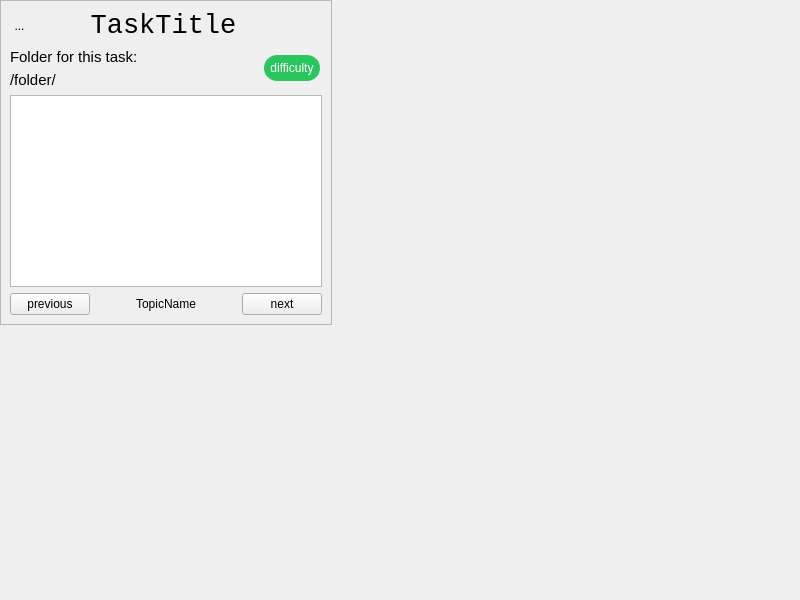
Above: resource/learn_environment.ui from MalteMatthey/Learn-Environment-Franka-Emika-Panda before the change. Below: the same form after it.
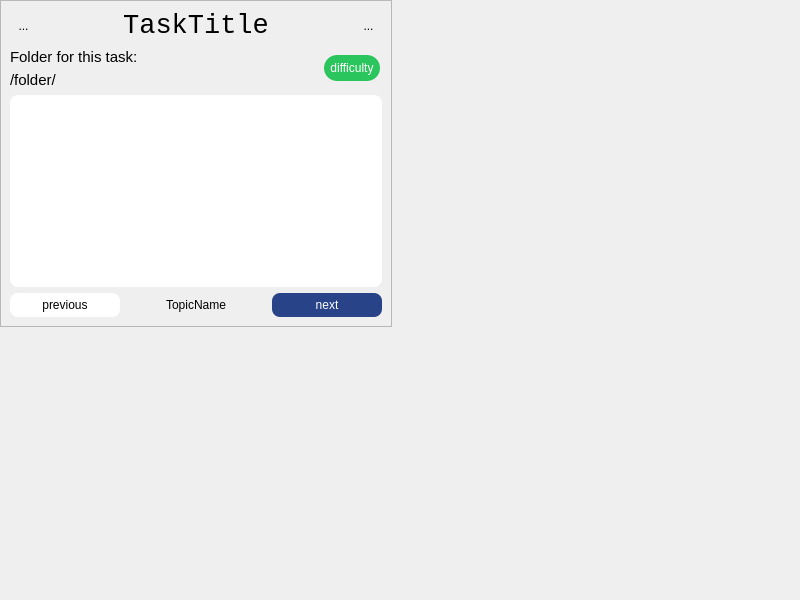
That is the form after the change. Icons and pictures are not drawn.

Commit message: Refined UI, added solution execution and reset buttons for robot and notebook

What changed in the file:
```diff
--- a/resource/learn_environment.ui
+++ b/resource/learn_environment.ui
@@ -58,10 +58,8 @@
                <cursorShape>PointingHandCursor</cursorShape>
               </property>
               <property name="styleSheet">
-               <string notr="true"> border: none;
-background: transparent;
-padding: 0;
-  </string>
+               <string notr="true">QToolButton { border: 0; padding: 4; }
+QToolButton:hover { background: white; border-radius: 8px; }</string>
               </property>
               <property name="text">
                <string>...</string>
@@ -101,17 +99,52 @@
              </widget>
             </item>
             <item>
-             <spacer name="titleBarSpacer">
-              <property name="orientation">
-               <enum>Qt::Orientation::Horizontal</enum>
+             <widget class="QToolButton" name="resetRobotButton">
+              <property name="baseSize">
+               <size>
+                <width>0</width>
+                <height>0</height>
+               </size>
               </property>
-              <property name="sizeHint" stdset="0">
+              <property name="cursor">
+               <cursorShape>PointingHandCursor</cursorShape>
+              </property>
+              <property name="toolTip">
+               <string>Reset Robot</string>
+              </property>
+              <property name="toolTipDuration">
+               <number>-1</number>
+              </property>
+              <property name="layoutDirection">
+               <enum>Qt::LayoutDirection::LeftToRight</enum>
+              </property>
+              <property name="autoFillBackground">
+               <bool>false</bool>
+              </property>
+              <property name="styleSheet">
+               <string notr="true">QToolButton { border: 0; padding: 4; }
+QToolButton:hover { background: white; border-radius: 8px; }</string>
+              </property>
+              <property name="text">
+               <string>...</string>
+              </property>
+              <property name="icon">
+               <iconset resource="resources.qrc">
+                <normaloff>:/resource/icons/robot.png</normaloff>:/resource/icons/robot.png</iconset>
+              </property>
+              <property name="iconSize">
                <size>
-                <width>30</width>
-                <height>30</height>
+                <width>25</width>
+                <height>25</height>
                </size>
               </property>
-             </spacer>
+              <property name="checkable">
+               <bool>false</bool>
+              </property>
+              <property name="autoRaise">
+               <bool>false</bool>
+              </property>
+             </widget>
             </item>
            </layout>
           </item>
@@ -180,7 +213,7 @@
              <enum>Qt::FocusPolicy::NoFocus</enum>
             </property>
             <property name="styleSheet">
-             <string notr="true"/>
+             <string notr="true">QListView {background: white; border-radius: 8px;}</string>
             </property>
             <property name="selectionMode">
              <enum>QAbstractItemView::SelectionMode::NoSelection</enum>
@@ -197,9 +230,25 @@
            <layout class="QHBoxLayout" name="bottomNavHLayout">
             <item>
              <widget class="QPushButton" name="previousButton">
+              <property name="sizePolicy">
+               <sizepolicy hsizetype="Minimum" vsizetype="Fixed">
+                <horstretch>0</horstretch>
+                <verstretch>0</verstretch>
+               </sizepolicy>
+              </property>
+              <property name="baseSize">
+               <size>
+                <width>0</width>
+                <height>0</height>
+               </size>
+              </property>
               <property name="cursor">
                <cursorShape>PointingHandCursor</cursorShape>
               </property>
+              <property name="styleSheet">
+               <string notr="true">QPushButton { border: 2; padding-top: 5px; padding-bottom: 5px; background: white; border-radius: 8px; width:110px }
+QPushButton:hover { background: #fafafa; border-radius: 8px; }</string>
+              </property>
               <property name="text">
                <string>previous</string>
               </property>
@@ -243,6 +292,11 @@
               <property name="cursor">
                <cursorShape>PointingHandCursor</cursorShape>
               </property>
+              <property name="styleSheet">
+               <string notr="true">QPushButton { border: 2; padding-top: 5px; padding-bottom: 5px; background: #284387; color: white; border-radius: 8px; width: 110px}
+QPushButton:hover { background: #465e9c; border-radius: 8px; }
+QPushButton:disabled { background: #8f9fc7; border-radius: 8px; }</string>
+              </property>
               <property name="text">
                <string>next</string>
               </property>
```
Left out of the diff: 3 changed lines with no effect on the pictures. The commit also changes 16 other files.
